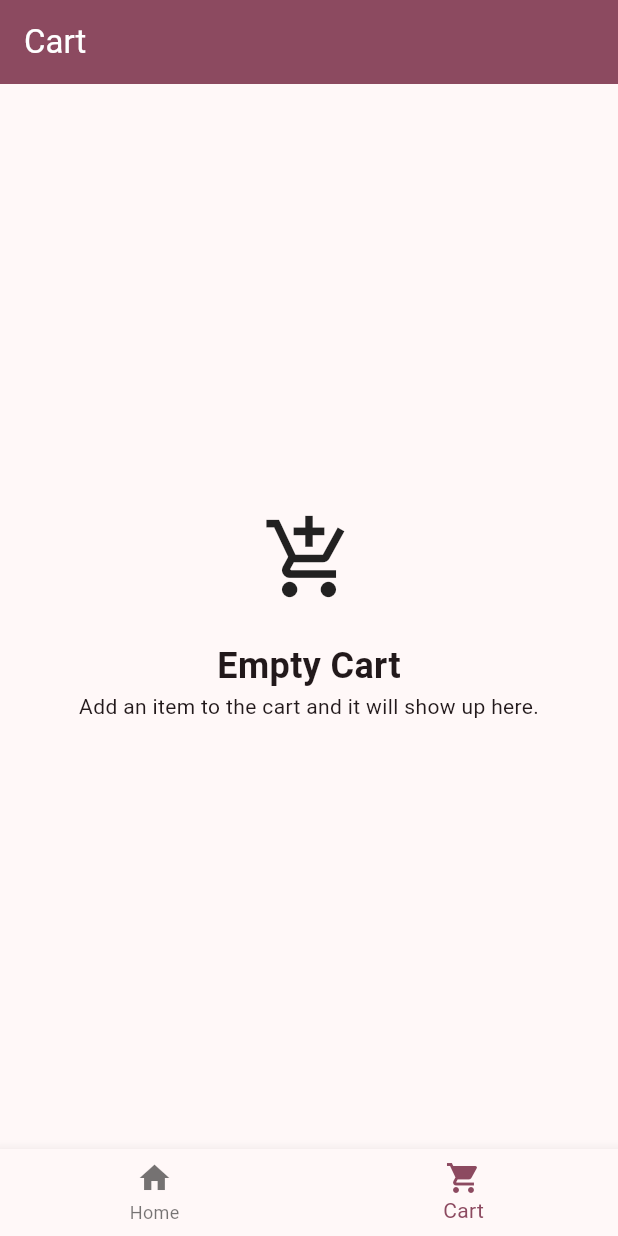
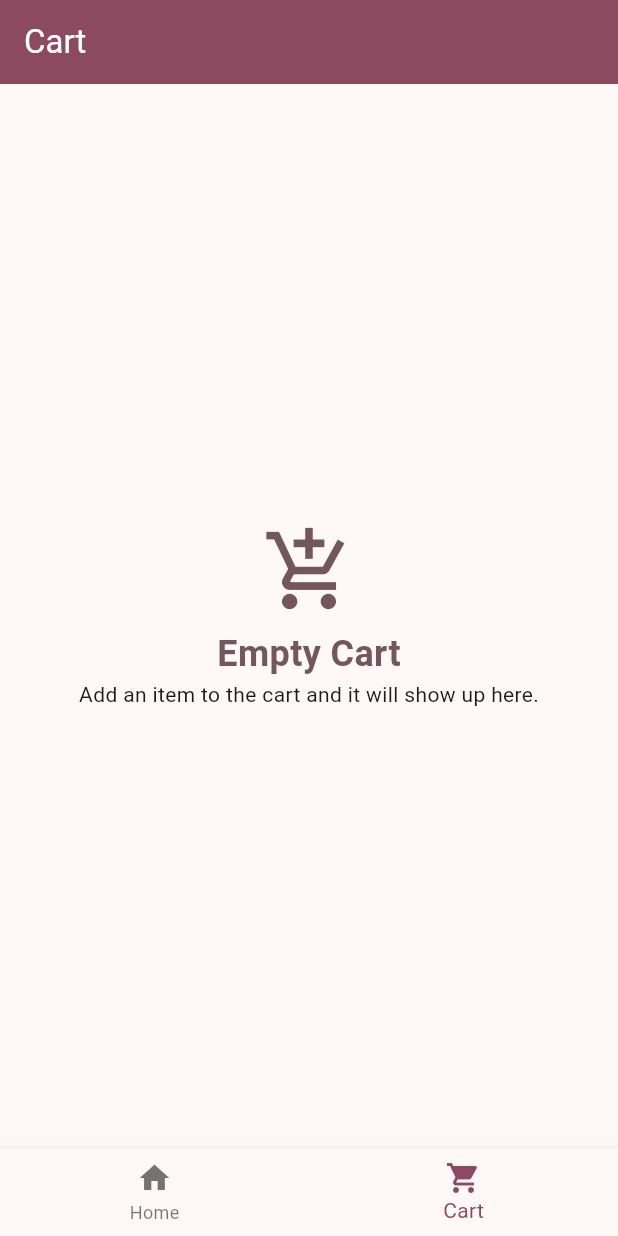
Before and after one commit to israel-oye/shoppy-app, a Flutter app: the screen it shows after launch, item 2 of the bottom bar chosen, on a phone screen of 412 x 824 dp. Run offline on Flutter 3.47's test engine with Material 3 defaults, Android fonts, the phone set to English and light mode, and no system bars.

Commit message:
Modify cart UI

```diff
--- a/lib/pages/cart_page.dart
+++ b/lib/pages/cart_page.dart
@@ -17,7 +17,7 @@ class CartPage extends StatelessWidget {
       builder: (context, provider, _) {
         final cartItems = provider.items;
         return cartItems.isEmpty
-            ? _buildEmptyState()
+            ? _buildEmptyState(context)
             : _buildCart(cartItems, theme, provider);
       },
     );
@@ -53,16 +53,25 @@ class CartPage extends StatelessWidget {
       );
   }
 
-  Widget _buildEmptyState(){
+  Widget _buildEmptyState(BuildContext context){
+    final theme = Theme.of(context);
     return Center(
       child: Column(
         mainAxisAlignment: MainAxisAlignment.center,
         children: [
-          Icon(Icons.add_shopping_cart, size: 62),
-          SizedBox(height: 24),
+          Icon(
+            Icons.add_shopping_cart,
+            size: 62,
+            color: theme.colorScheme.secondary,
+          ),
+          SizedBox(height: 8),
           Text(
             'Empty Cart',
-            style: TextStyle(fontSize: 24, fontWeight: FontWeight.w600),
+            style: TextStyle(
+              fontSize: 24,
+              fontWeight: FontWeight.w600,
+              color: theme.colorScheme.secondary,
+            ),
           ),
           Text('Add an item to the cart and it will show up here.'),
         ],
```
